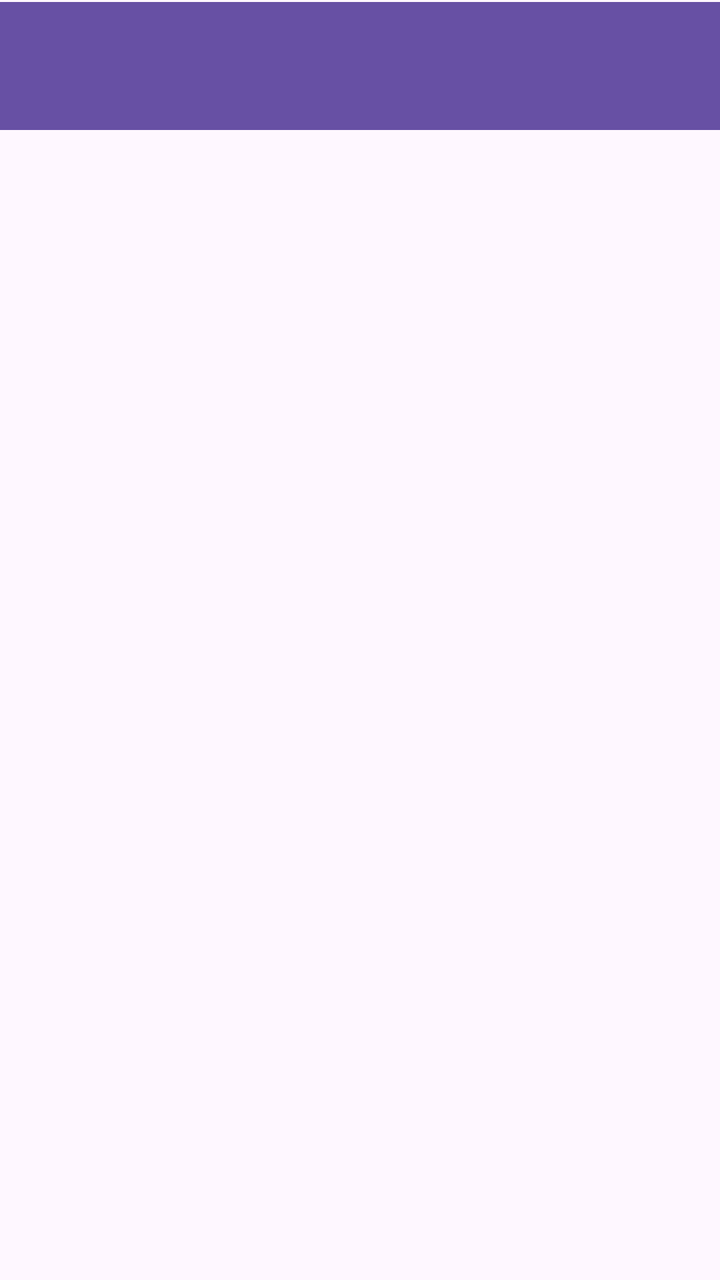
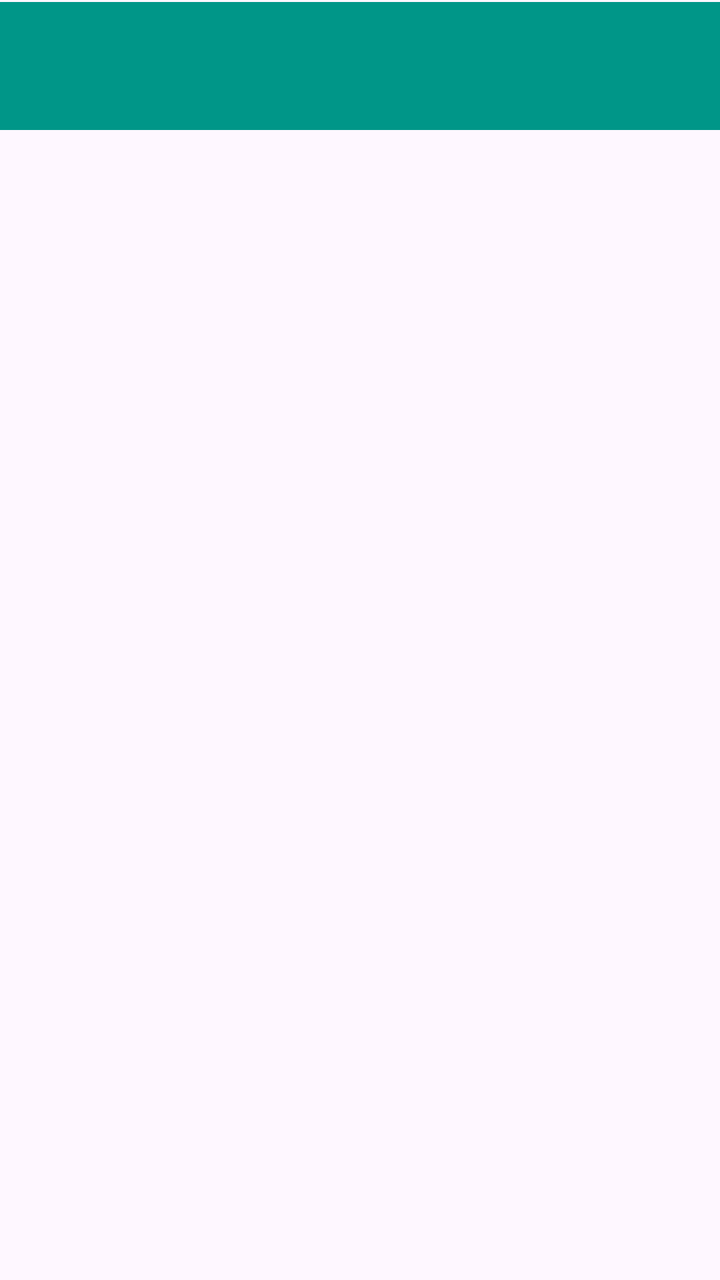

Screens rendered from an Android XML layout before and after an edit, with the pre-edit source and the edit as a unified diff.
<!-- AndroidManifest.xml: application theme Theme.AppCondominio -->
<!-- res/layout/activity_reserva.xml -->
<?xml version="1.0" encoding="utf-8"?>
<androidx.constraintlayout.widget.ConstraintLayout xmlns:android="http://schemas.android.com/apk/res/android"
    xmlns:app="http://schemas.android.com/apk/res-auto"
    xmlns:tools="http://schemas.android.com/tools"
    android:id="@+id/main"
    android:layout_width="match_parent"
    android:layout_height="match_parent"
    tools:context=".ReservaActivity">

    <androidx.appcompat.widget.Toolbar
        android:id="@+id/toolbarReserva"
        android:layout_width="409dp"
        android:layout_height="wrap_content"
        android:background="?attr/colorPrimary"
        android:minHeight="?attr/actionBarSize"
        android:theme="?attr/actionBarTheme"
        app:layout_constraintBottom_toBottomOf="parent"
        app:layout_constraintEnd_toEndOf="parent"
        app:layout_constraintStart_toStartOf="parent"
        app:layout_constraintTop_toTopOf="parent"
        app:layout_constraintVertical_bias="0.002" />
</androidx.constraintlayout.widget.ConstraintLayout>
<!-- resources referenced by this layout -->
<resources>
  <style name="Theme.AppCondominio" parent="Base.Theme.AppCondominio" />
  <style name="Base.Theme.AppCondominio" parent="Theme.Material3.DayNight.NoActionBar">
          
          
      </style>
</resources>

<!-- the commit's change to res/layout/activity_reserva.xml (unified diff, before → after) -->
@@ -12,6 +12,7 @@
         android:layout_width="409dp"
         android:layout_height="wrap_content"
         android:background="?attr/colorPrimary"
+        android:backgroundTint="#009688"
         android:minHeight="?attr/actionBarSize"
         android:theme="?attr/actionBarTheme"
         app:layout_constraintBottom_toBottomOf="parent"
